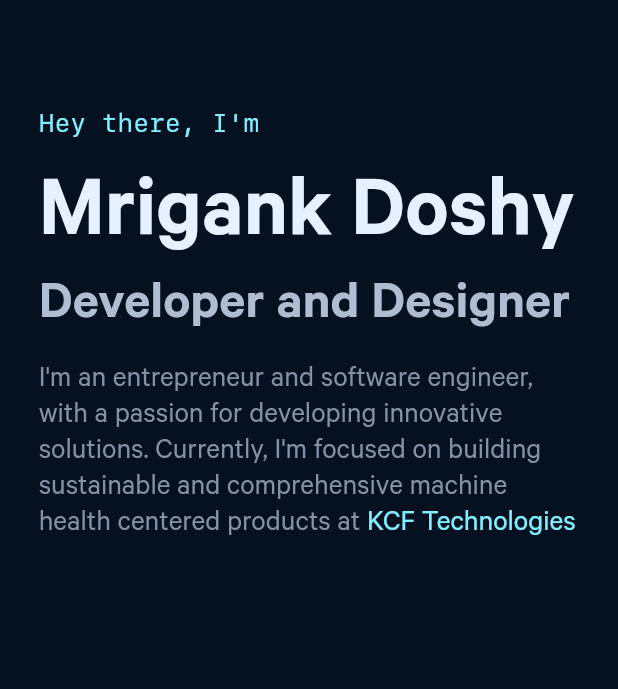
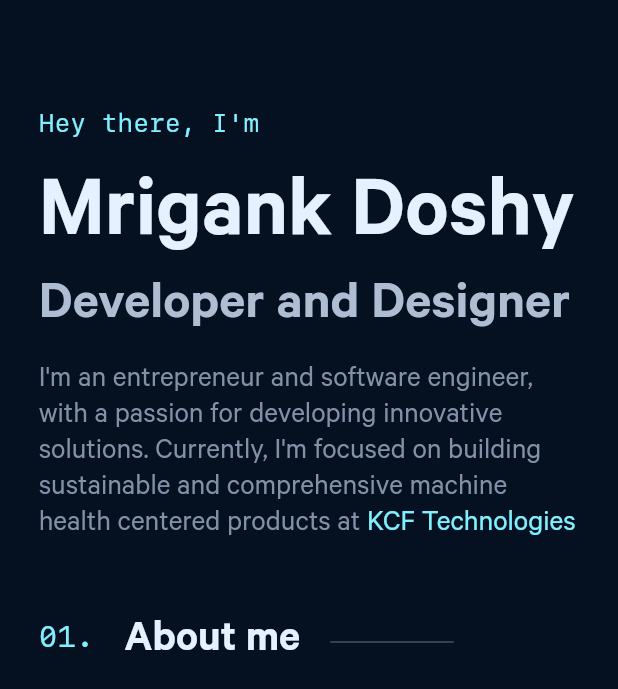
Before and after one commit to mrigankdoshy/personal-website, a Flutter app: the screen it shows after launch, on a phone screen of 412 x 824 dp. Shown: the top 689 px of the screen. Run offline on Flutter 3.47's test engine with Material 2 defaults, Android fonts, the phone set to English and light mode, and no system bars; drawn by our look-alikes of auto_size_text.

Commit message:
Section title widget

```diff
--- a/lib/home.dart
+++ b/lib/home.dart
@@ -1,4 +1,5 @@
 import 'package:flutter/material.dart';
+import 'package:personal_website/sections/about_me.dart';
 import 'package:personal_website/sections/intro.dart';
 import 'package:personal_website/utils/theme.dart';
 import 'package:personal_website/widgets/responsive_widget.dart';
@@ -57,6 +58,7 @@ class Home extends StatelessWidget {
       crossAxisAlignment: CrossAxisAlignment.center,
       children: const <Widget>[
         Intro(),
+        AboutMe(),
       ],
     );
   }
--- /dev/null
+++ b/lib/sections/about_me.dart
@@ -0,0 +1,28 @@
+import 'package:flutter/material.dart';
+import 'package:personal_website/widgets/section_title.dart';
+
+class AboutMe extends StatelessWidget {
+  const AboutMe({Key? key}) : super(key: key);
+
+  @override
+  Widget build(BuildContext context) {
+    return Padding(
+        padding: const EdgeInsets.only(top: 32.0, bottom: 32.0),
+        child: Row(
+          children: <Widget>[
+            // Title and text
+            Column(
+              children: <Widget>[
+                const SectionTitle(number: "01.", title: "About me"),
+                // Text
+                Column(
+                  children: <Widget>[],
+                ),
+              ],
+            ),
+            // Image
+            Column(),
+          ],
+        ));
+  }
+}
--- a/lib/sections/intro.dart
+++ b/lib/sections/intro.dart
@@ -13,7 +13,7 @@ class Intro extends StatelessWidget {
   @override
   Widget build(BuildContext context) {
     return Padding(
-      padding: const EdgeInsets.only(top: 16),
+      padding: const EdgeInsets.only(top: 16.0, bottom: 16.0),
       child: Row(
         mainAxisAlignment: MainAxisAlignment.center,
         children: [
--- a/lib/utils/theme.dart
+++ b/lib/utils/theme.dart
@@ -33,7 +33,7 @@ class TextStyles {
     fontFamily: 'Calibre',
     fontWeight: FontWeight.bold,
     color: AppColors.lightGrey1,
-    fontSize: 28,
+    fontSize: 30,
   );
 
   // Section Numbers
--- /dev/null
+++ b/lib/widgets/section_title.dart
@@ -0,0 +1,54 @@
+import 'package:auto_size_text/auto_size_text.dart';
+import 'package:flutter/material.dart';
+import 'package:personal_website/utils/theme.dart';
+
+class SectionTitle extends StatelessWidget {
+  final String number;
+  final String title;
+
+  const SectionTitle({
+    Key? key,
+    required this.number,
+    required this.title,
+  }) : super(key: key);
+
+  @override
+  Widget build(BuildContext context) {
+    double width = MediaQuery.of(context).size.width;
+
+    return Row(
+      mainAxisAlignment: MainAxisAlignment.start,
+      crossAxisAlignment: CrossAxisAlignment.center,
+      children: <Widget>[
+        _sectionNumber(number),
+        const SizedBox(width: 20),
+        _sectionTitle(title),
+        const SizedBox(width: 20),
+        Container(
+          height: 1.0,
+          width: width / 5,
+          color: AppColors.mediumGrey2.withOpacity(0.5),
+        ),
+      ],
+    );
+  }
+
+  Widget _sectionNumber(String number) {
+    return Container(
+      transform: Matrix4.translationValues(0.0, -4.0, 0.0),
+      child: AutoSizeText(
+        number,
+        style: TextStyles.sectionNumber,
+        maxLines: 1,
+      ),
+    );
+  }
+
+  Widget _sectionTitle(String title) {
+    return AutoSizeText(
+      title,
+      style: TextStyles.sectionTitle,
+      maxLines: 1,
+    );
+  }
+}
```
